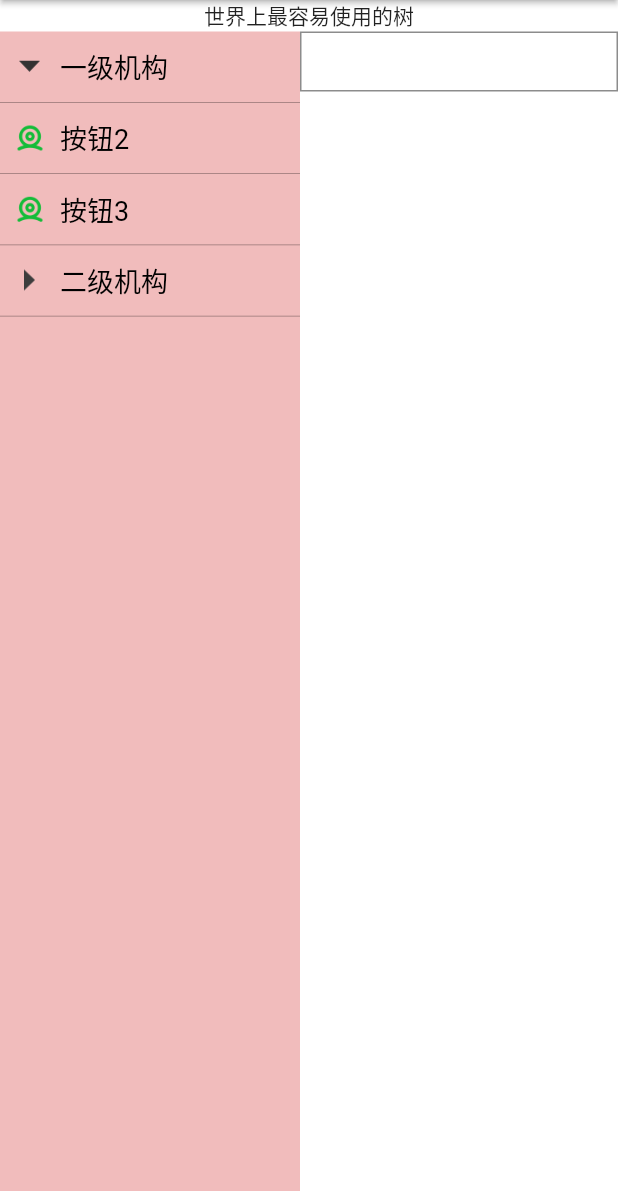
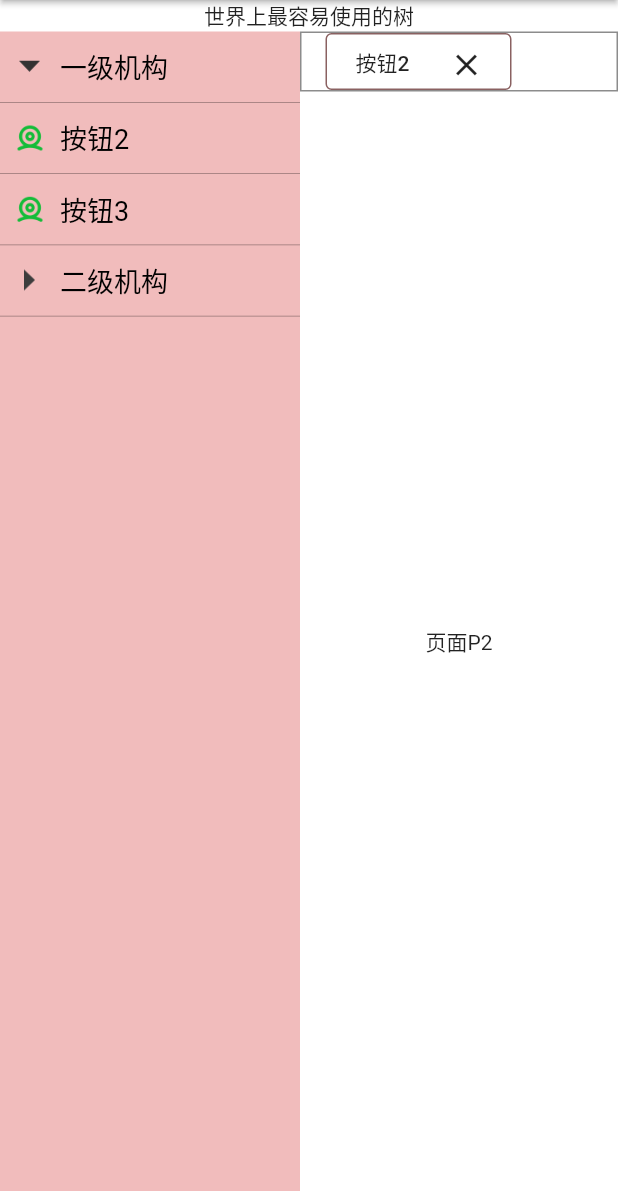
Before and after one commit to msfm2018/web_admin, a Flutter app: the screen it shows after launch, after a tap on "一级机构", after a tap on "按钮2", on a phone screen of 412 x 824 dp, the part 45-1236 px from its top. Run offline on Flutter 3.47's test engine with Material 2 defaults, Android fonts, the phone set to English and light mode, and no system bars.

Commit message:
Add files via upload

```diff
--- a/lib/bean/cfg.dart
+++ b/lib/bean/cfg.dart
@@ -37,12 +37,12 @@
     pageViewIndex = name;
   }
 
-  savePageView(dynamic Function(dynamic), node) {
+  savePageView(Widget titleWideget(node), node) {
     //pageView
     memoryPageView.putIfAbsent(
         (node.object as LeafNode).name, () => (node.object as LeafNode).object);
     //title button
     memoryPageViewAction.putIfAbsent(
-        (node.object as LeafNode).name, () => Function(dynamic));
+        (node.object as LeafNode).name, () => titleWideget(node));
   }
 }
```
